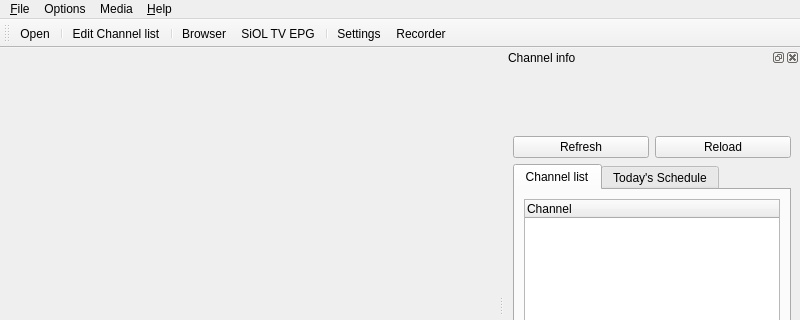
Old version of the form ui/Tano.ui in the repository ntadej/tano; both pictures show x 0 to 800 and y 0 to 320 of the 800 by 600 pixel window.
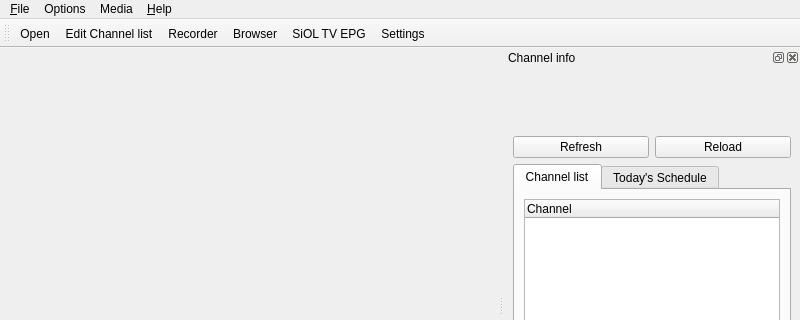
New version of the form. Icons and pictures are not drawn. Custom widgets are drawn as their Qt base class.

Commit message: Record Now option, Recorder bugfixes

```diff
--- a/ui/Tano.ui
+++ b/ui/Tano.ui
@@ -425,14 +425,11 @@
     <bool>false</bool>
    </attribute>
    <addaction name="actionOpenToolbar" />
-   <addaction name="separator" />
    <addaction name="actionEditPlaylist" />
-   <addaction name="separator" />
+   <addaction name="actionRecorder" />
    <addaction name="actionBrowser" />
    <addaction name="actionEpg" />
-   <addaction name="separator" />
    <addaction name="actionSettings" />
-   <addaction name="actionRecorder" />
   </widget>
   <widget class="QDockWidget" name="playlistWidget" >
    <property name="windowIcon" >
```
The commit also changes 9 other files.
